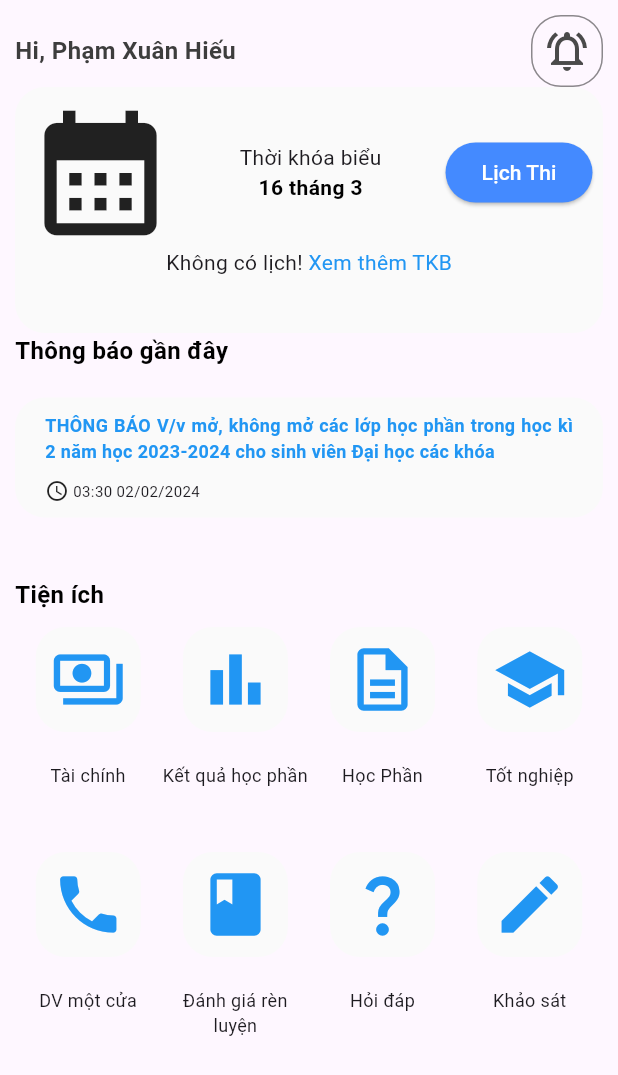
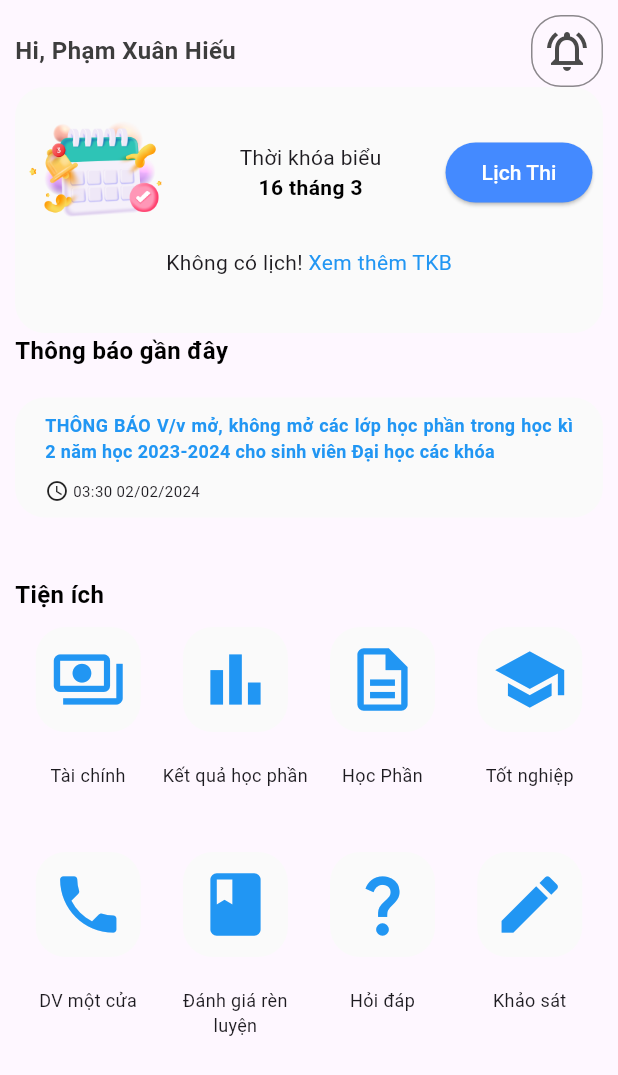
Before and after one commit to hieupham2705/Flutter_Hit_BTVN, a Flutter app: the screen it shows after launch, on a phone screen of 412 x 824 dp. Shown: the top 1075 px of the screen. Run offline on Flutter 3.47's test engine with Material 3 defaults, Android fonts, the phone set to English and light mode, and no system bars.

Commit message:
update homework

```diff
--- a/HomeworkWeek1/lib/main.dart
+++ b/HomeworkWeek1/lib/main.dart
@@ -75,10 +75,7 @@ class MyHomePage extends StatelessWidget {
                 Row(
                   mainAxisAlignment: MainAxisAlignment.spaceBetween,
                   children: [
-                    const Icon(
-                      Icons.calendar_month,
-                      size: 100,
-                    ),
+                    Image.asset('asset/calendar.png',width: 100,),
                     const Column(
                       mainAxisAlignment: MainAxisAlignment.center,
                       children: [
--- a/HomeworkWeek1/pubspec.yaml
+++ b/HomeworkWeek1/pubspec.yaml
@@ -56,6 +56,8 @@ flutter:
   # The following line ensures that the Material Icons font is
   # included with your application, so that you can use the icons in
   # the material Icons class.
+  assets:
+    - asset/
   uses-material-design: true
 
   # To add assets to your application, add an assets section, like this:
```
Also changed, not shown: HomeworkWeek1/asset/calendar.png (added).
